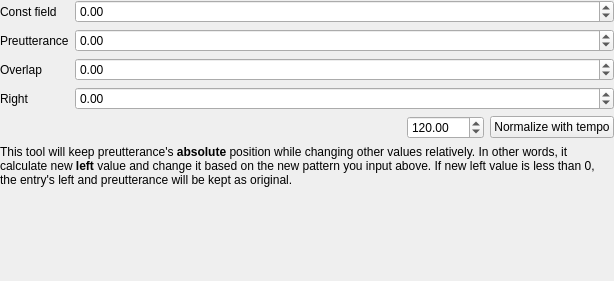
Before: the Qt Designer form src/preCenteredChangeValue/precenteredchangevalueoptionwidget.ui in shine5402/KiraOtoToolbox, drawn with Qt 5.
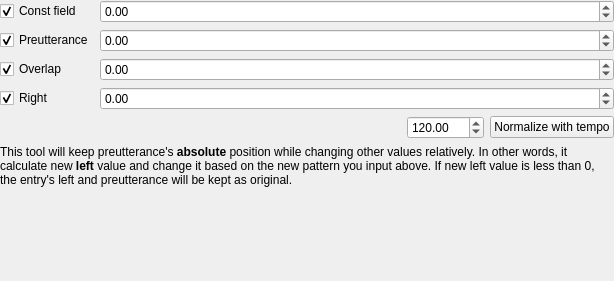
After: the same form once the commit is applied.

Commit message: Now user can select if field need to be changed in PreCenteredChaneValue tool

Patch:
```diff
--- a/src/preCenteredChangeValue/precenteredchangevalueoptionwidget.ui
+++ b/src/preCenteredChangeValue/precenteredchangevalueoptionwidget.ui
@@ -27,12 +27,15 @@
     <number>0</number>
    </property>
    <item>
-    <layout class="QFormLayout" name="formLayout">
+    <layout class="QGridLayout" name="gridLayout" columnstretch="0,1">
      <item row="0" column="0">
-      <widget class="QLabel" name="constFieldLabel">
+      <widget class="QCheckBox" name="constFieldCheckBox">
        <property name="text">
         <string>Const field</string>
        </property>
+       <property name="checked">
+        <bool>true</bool>
+       </property>
       </widget>
      </item>
      <item row="0" column="1">
@@ -46,10 +49,13 @@
       </widget>
      </item>
      <item row="1" column="0">
-      <widget class="QLabel" name="preutteranceLabel">
+      <widget class="QCheckBox" name="preutteranceCheckBox">
        <property name="text">
         <string>Preutterance</string>
        </property>
+       <property name="checked">
+        <bool>true</bool>
+       </property>
       </widget>
      </item>
      <item row="1" column="1">
@@ -63,10 +69,13 @@
       </widget>
      </item>
      <item row="2" column="0">
-      <widget class="QLabel" name="overlapLabel">
+      <widget class="QCheckBox" name="overlapCheckBox">
        <property name="text">
         <string>Overlap</string>
        </property>
+       <property name="checked">
+        <bool>true</bool>
+       </property>
       </widget>
      </item>
      <item row="2" column="1">
@@ -80,10 +89,13 @@
       </widget>
      </item>
      <item row="3" column="0">
-      <widget class="QLabel" name="rightLabel">
+      <widget class="QCheckBox" name="rightCheckBox">
        <property name="text">
         <string>Right</string>
        </property>
+       <property name="checked">
+        <bool>true</bool>
+       </property>
       </widget>
      </item>
      <item row="3" column="1">
```
Left out of the diff: 67 changed lines with no effect on the pictures. The commit also changes 2 other files.
